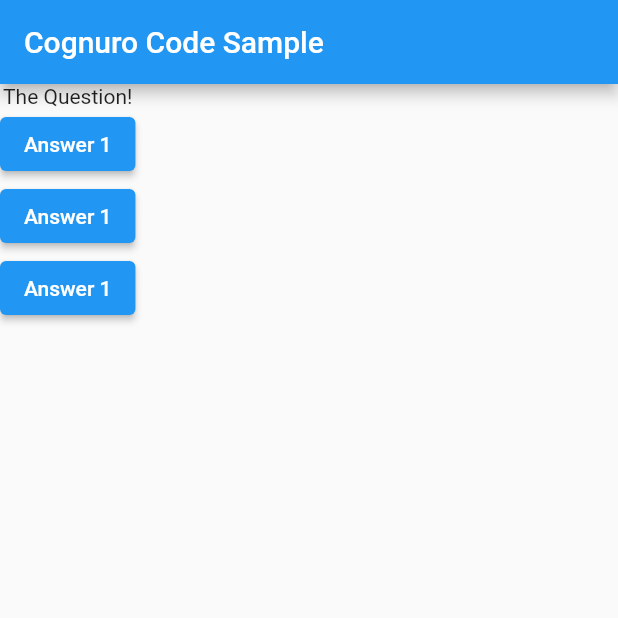
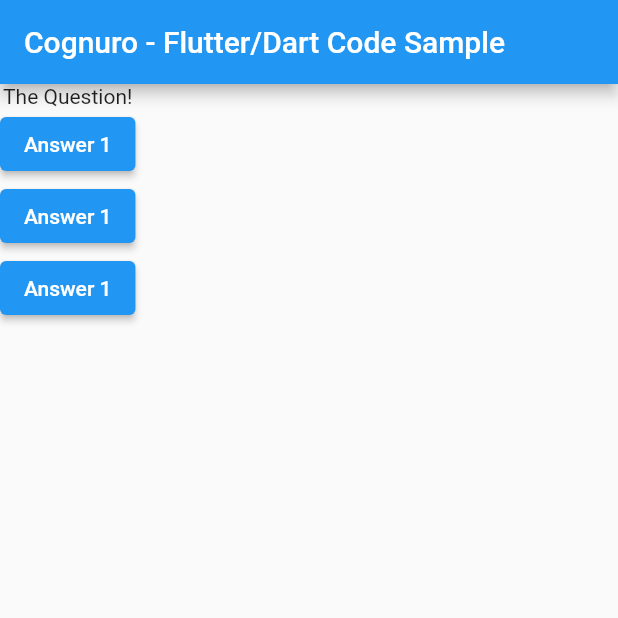
Before and after one commit to brookecheney/flutter_app, a Flutter app: the screen it shows after launch, on a phone screen of 412 x 824 dp, the top half of it. Run offline on Flutter 3.47's test engine with Material 2 defaults, Android fonts, the phone set to English and light mode, and no system bars.

Commit message:
Update main.dart

```diff
--- a/lib/main.dart
+++ b/lib/main.dart
@@ -13,7 +13,7 @@ class MyApp extends StatelessWidget {
     return MaterialApp(
       home: Scaffold(
         appBar: AppBar(
-          title: Text('Cognuro Code Sample'),
+          title: Text('Cognuro - Flutter/Dart Code Sample'),
         ),
         body: Column(
           children: [
```
